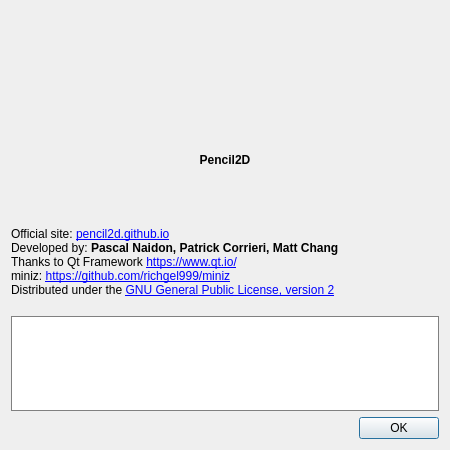
Qt form app/ui/aboutdialog.ui (pencil2d/pencil) before a commit.
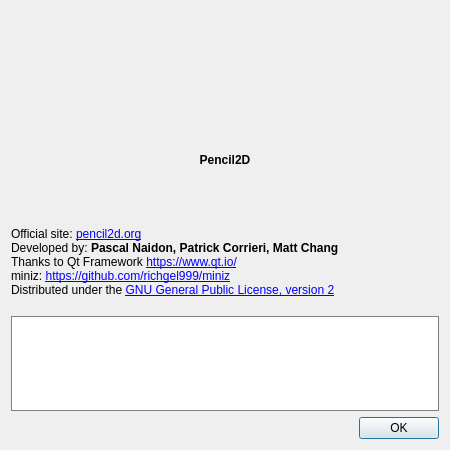
The same form after that commit. Icons and pictures are not drawn.

Commit message: Update website links

Diff of the .ui file:
```diff
--- a/app/ui/aboutdialog.ui
+++ b/app/ui/aboutdialog.ui
@@ -49,7 +49,7 @@
    <item>
     <widget class="QLabel" name="aboutText">
      <property name="text">
-      <string>Official site: &lt;a href=&quot;http://pencil2d.github.io&quot;&gt;pencil2d.github.io&lt;/a&gt;&lt;br&gt;Developed by: &lt;b&gt;Pascal Naidon, Patrick Corrieri, Matt Chang&lt;/b&gt;&lt;br&gt;Thanks to Qt Framework &lt;a href=&quot;https://www.qt.io/download&quot;&gt;https://www.qt.io/&lt;/a&gt;&lt;br&gt;miniz: &lt;a href=&quot;https://github.com/richgel999/miniz&quot;&gt;https://github.com/richgel999/miniz&lt;/a&gt;&lt;br&gt;Distributed under the &lt;a href=&quot;http://www.gnu.org/licenses/gpl-2.0.html&quot;&gt;GNU General Public License, version 2&lt;/a&gt;</string>
+      <string>Official site: &lt;a href=&quot;https://www.pencil2d.org&quot;&gt;pencil2d.org&lt;/a&gt;&lt;br&gt;Developed by: &lt;b&gt;Pascal Naidon, Patrick Corrieri, Matt Chang&lt;/b&gt;&lt;br&gt;Thanks to Qt Framework &lt;a href=&quot;https://www.qt.io/download&quot;&gt;https://www.qt.io/&lt;/a&gt;&lt;br&gt;miniz: &lt;a href=&quot;https://github.com/richgel999/miniz&quot;&gt;https://github.com/richgel999/miniz&lt;/a&gt;&lt;br&gt;Distributed under the &lt;a href=&quot;http://www.gnu.org/licenses/gpl-2.0.html&quot;&gt;GNU General Public License, version 2&lt;/a&gt;</string>
      </property>
      <property name="wordWrap">
       <bool>true</bool>
```
The commit also changes 2 other files.
